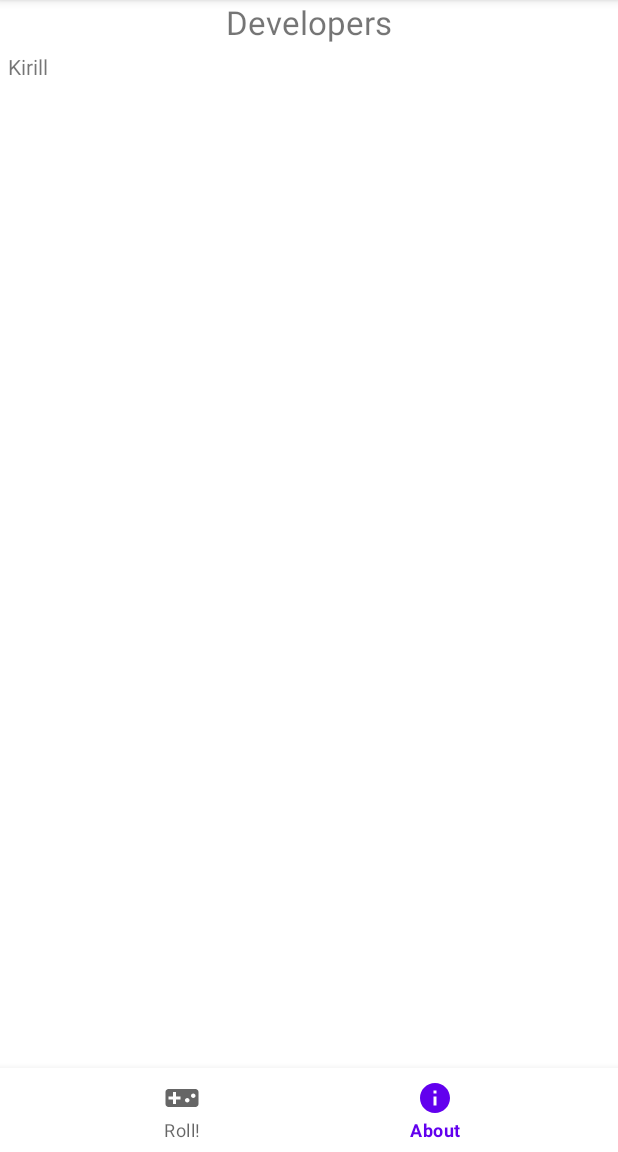
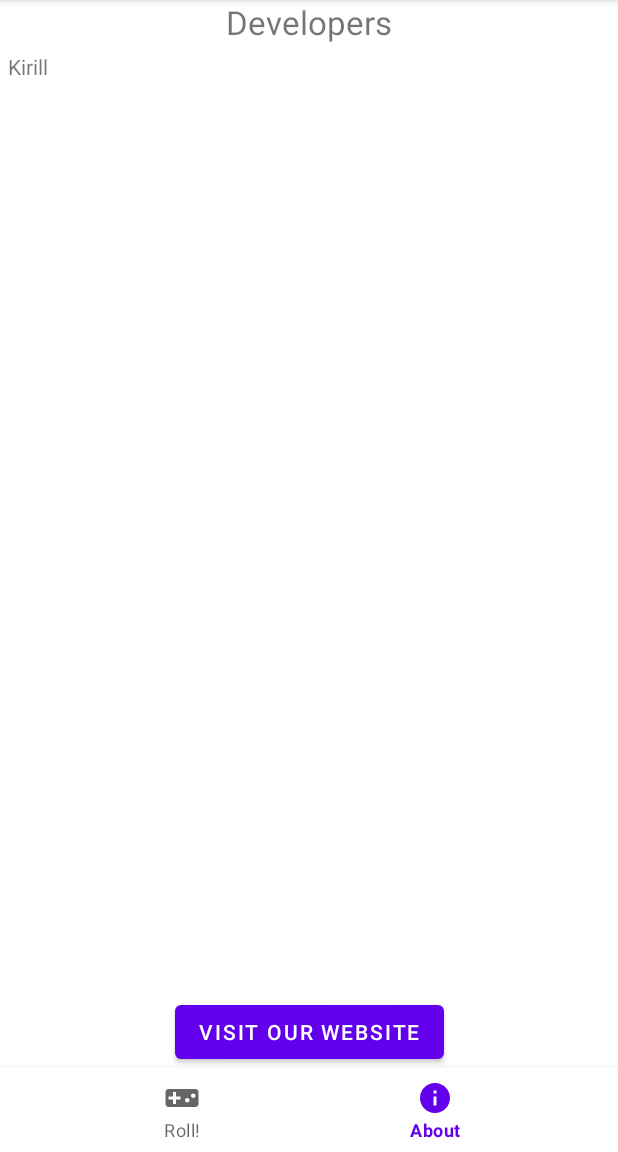
Before and after one commit to lemmiwinks1551/Exam, an Android app: the screen it shows after launch (MainActivity), item 2 of the bottom bar chosen, on a phone screen of 412 x 824 dp, the part 84-1236 px from its top. Run offline under Robolectric (Android 15) with nearby library versions, the phone set to English and light mode, and no system bars.

Commit message:
first commit

```diff
--- a/app/src/main/java/com/example/examapp/MainActivity.kt
+++ b/app/src/main/java/com/example/examapp/MainActivity.kt
@@ -30,7 +30,7 @@ class MainActivity : AppCompatActivity() {
             replaceFragment(fragment!!)
             true
         }
-    bottomNavigationView.selectedItemId = R.id.about
+    bottomNavigationView.selectedItemId = R.id.game_roll
     }
 
     fun replaceFragment(fragment: Fragment) {
--- a/app/src/main/res/layout/fragment_about.xml
+++ b/app/src/main/res/layout/fragment_about.xml
@@ -23,4 +23,13 @@
         app:layout_constraintBottom_toBottomOf="parent"
         app:layout_constraintTop_toBottomOf="@id/developers" />
 
+    <Button
+        android:id="@+id/show_web_site_button"
+        android:layout_width="wrap_content"
+        android:layout_height="wrap_content"
+        android:text="@string/visit_our_website"
+        app:layout_constraintBottom_toBottomOf="parent"
+        app:layout_constraintEnd_toEndOf="parent"
+        app:layout_constraintStart_toStartOf="parent" />
+
 </androidx.constraintlayout.widget.ConstraintLayout>
--- a/app/src/main/res/values/strings.xml
+++ b/app/src/main/res/values/strings.xml
@@ -5,4 +5,5 @@
     <string name="roll">Roll!</string>
     <string name="developers">Developers</string>
     <string name="about">About</string>
+    <string name="visit_our_website">Visit our website</string>
 </resources>
```
